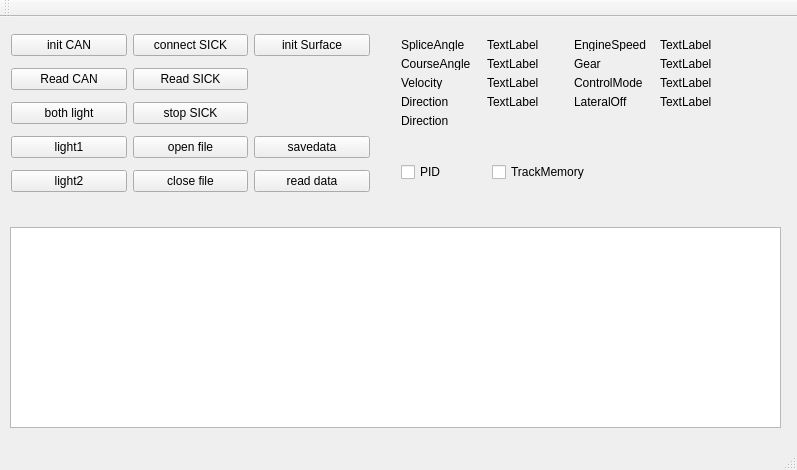
Old version of the form mainwindow.ui in the repository wozaiqufu/cyjApp.
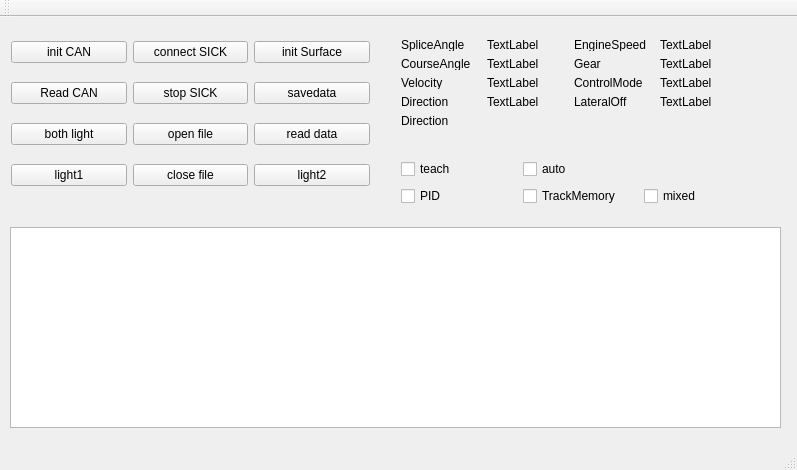
New version of the form.

Commit message:
fix：self adapt SICK angular resolution
iteration: SICK class
fix：self adapt SICK angular resolution;
course angle and lateral offset can not be zero when new datas are not loaded!

The edit to the form file:
```diff
--- a/mainwindow.ui
+++ b/mainwindow.ui
@@ -34,13 +34,6 @@
      </rect>
     </property>
     <layout class="QGridLayout" name="gridLayout">
-     <item row="1" column="1">
-      <widget class="QPushButton" name="pushButton_3">
-       <property name="text">
-        <string>Read SICK</string>
-       </property>
-      </widget>
-     </item>
      <item row="1" column="0">
       <widget class="QPushButton" name="pushButton_6">
        <property name="text">
@@ -55,13 +48,6 @@
        </property>
       </widget>
      </item>
-     <item row="2" column="1">
-      <widget class="QPushButton" name="pushButton_4">
-       <property name="text">
-        <string>stop SICK</string>
-       </property>
-      </widget>
-     </item>
      <item row="2" column="0">
       <widget class="QPushButton" name="pushButton_bothLight">
        <property name="text">
@@ -76,13 +62,6 @@
        </property>
       </widget>
      </item>
-     <item row="3" column="2">
-      <widget class="QPushButton" name="pushButton_savedata">
-       <property name="text">
-        <string>savedata</string>
-       </property>
-      </widget>
-     </item>
      <item row="0" column="2">
       <widget class="QPushButton" name="pushButton_initSurface">
        <property name="text">
@@ -90,13 +69,6 @@
        </property>
       </widget>
      </item>
-     <item row="3" column="1">
-      <widget class="QPushButton" name="pushButton_openFile">
-       <property name="text">
-        <string>open file</string>
-       </property>
-      </widget>
-     </item>
      <item row="3" column="0">
       <widget class="QPushButton" name="pushButton_light1">
        <property name="text">
@@ -104,21 +76,42 @@
        </property>
       </widget>
      </item>
-     <item row="4" column="2">
-      <widget class="QPushButton" name="pushButton_readData">
+     <item row="1" column="1">
+      <widget class="QPushButton" name="pushButton_4">
        <property name="text">
-        <string>read data</string>
+        <string>stop SICK</string>
        </property>
       </widget>
      </item>
-     <item row="4" column="1">
+     <item row="2" column="1">
+      <widget class="QPushButton" name="pushButton_openFile">
+       <property name="text">
+        <string>open file</string>
+       </property>
+      </widget>
+     </item>
+     <item row="3" column="1">
       <widget class="QPushButton" name="pushButton_closeFile">
        <property name="text">
         <string>close file</string>
        </property>
       </widget>
      </item>
-     <item row="4" column="0">
+     <item row="1" column="2">
+      <widget class="QPushButton" name="pushButton_savedata">
+       <property name="text">
+        <string>savedata</string>
+       </property>
+      </widget>
+     </item>
+     <item row="2" column="2">
+      <widget class="QPushButton" name="pushButton_readData">
+       <property name="text">
+        <string>read data</string>
+       </property>
+      </widget>
+     </item>
+     <item row="3" column="2">
       <widget class="QPushButton" name="pushButton_light2">
        <property name="text">
         <string>light2</string>
@@ -263,25 +256,46 @@
      <rect>
       <x>390</x>
       <y>130</y>
-      <width>211</width>
-      <height>51</height>
+      <width>381</width>
+      <height>71</height>
      </rect>
     </property>
     <layout class="QGridLayout" name="gridLayout_2">
-     <item row="0" column="0">
+     <item row="1" column="1">
       <widget class="QCheckBox" name="checkBox_pid">
        <property name="text">
         <string>PID</string>
        </property>
       </widget>
      </item>
-     <item row="0" column="1">
+     <item row="1" column="2">
       <widget class="QCheckBox" name="checkBox_trackmemory">
        <property name="text">
         <string>TrackMemory</string>
        </property>
       </widget>
      </item>
+     <item row="0" column="2">
+      <widget class="QCheckBox" name="checkBox_auto">
+       <property name="text">
+        <string>auto</string>
+       </property>
+      </widget>
+     </item>
+     <item row="0" column="1">
+      <widget class="QCheckBox" name="checkBox_teach">
+       <property name="text">
+        <string>teach</string>
+       </property>
+      </widget>
+     </item>
+     <item row="1" column="3">
+      <widget class="QCheckBox" name="checkBox_mixed">
+       <property name="text">
+        <string>mixed</string>
+       </property>
+      </widget>
+     </item>
     </layout>
    </widget>
   </widget>
```
Left out of the diff: 2 changed lines with no effect on the pictures. The commit also changes 6 other files.
